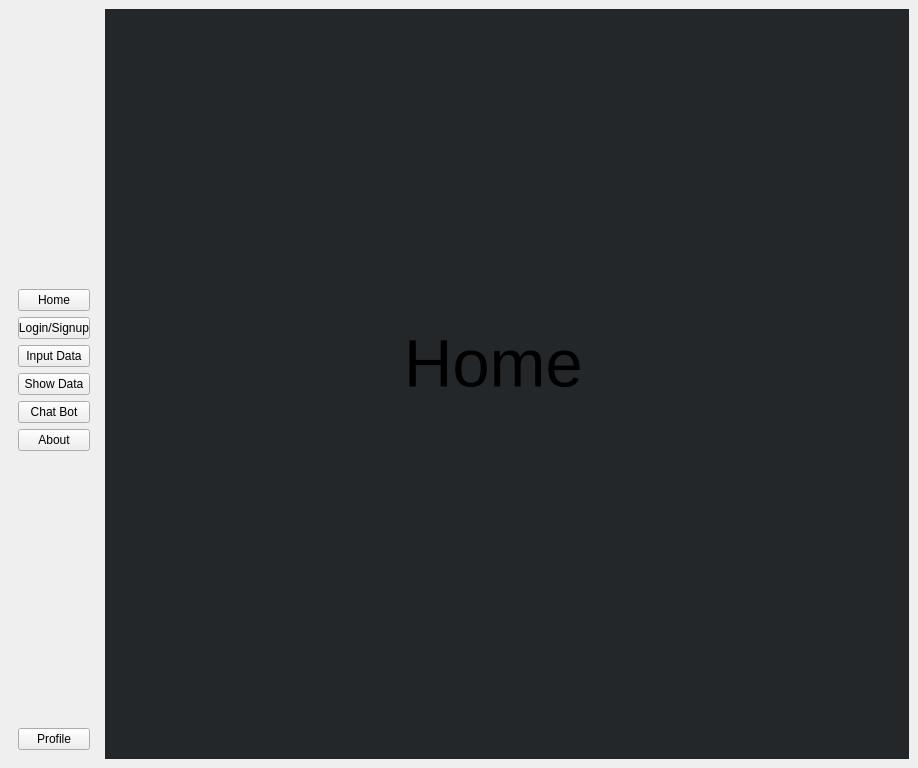
Old version of the form UI/Master.ui in the repository AtlasCJr/pfm.
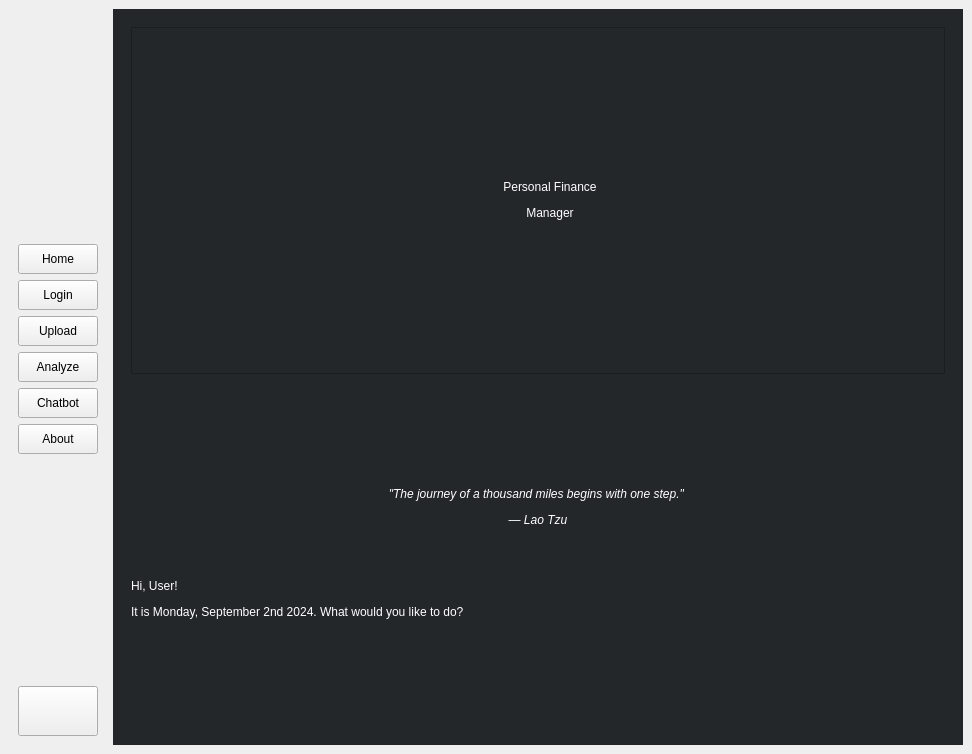
New version of the form. The open tabs and pages were chosen to show the change. Icons and pictures are not drawn.

Commit message: added button image and initial home

The edit to the form file:
```diff
--- a/UI/Master.ui
+++ b/UI/Master.ui
@@ -6,8 +6,8 @@
    <rect>
     <x>0</x>
     <y>0</y>
-    <width>918</width>
-    <height>768</height>
+    <width>972</width>
+    <height>754</height>
    </rect>
   </property>
   <property name="windowTitle">
@@ -34,24 +34,110 @@
           <number>4</number>
          </property>
          <widget class="QWidget" name="home">
-          <widget class="QLabel" name="label">
-           <property name="geometry">
-            <rect>
-             <x>290</x>
-             <y>250</y>
-             <width>401</width>
-             <height>191</height>
-            </rect>
-           </property>
-           <property name="font">
-            <font>
-             <pointsize>50</pointsize>
-            </font>
-           </property>
-           <property name="text">
-            <string>Home</string>
-           </property>
-          </widget>
+          <layout class="QVBoxLayout" name="verticalLayout_10">
+           <item>
+            <widget class="QFrame" name="frame_8">
+             <property name="frameShape">
+              <enum>QFrame::StyledPanel</enum>
+             </property>
+             <property name="frameShadow">
+              <enum>QFrame::Raised</enum>
+             </property>
+             <layout class="QHBoxLayout" name="horizontalLayout_8">
+              <item>
+               <spacer name="horizontalSpacer_8">
+                <property name="orientation">
+                 <enum>Qt::Horizontal</enum>
+                </property>
+                <property name="sizeHint" stdset="0">
+                 <size>
+                  <width>40</width>
+                  <height>20</height>
+                 </size>
+                </property>
+               </spacer>
+              </item>
+              <item>
+               <widget class="QLabel" name="label_10">
+                <property name="maximumSize">
+                 <size>
+                  <width>200</width>
+                  <height>200</height>
+                 </size>
+                </property>
+                <property name="text">
+                 <string/>
+                </property>
+                <property name="pixmap">
+                 <pixmap>../Assets/UWOGH.jpg</pixmap>
+                </property>
+                <property name="scaledContents">
+                 <bool>true</bool>
+                </property>
+                <property name="wordWrap">
+                 <bool>false</bool>
+                </property>
+               </widget>
+              </item>
+              <item>
+               <spacer name="horizontalSpacer_10">
+                <property name="orientation">
+                 <enum>Qt::Horizontal</enum>
+                </property>
+                <property name="sizeType">
+                 <enum>QSizePolicy::Fixed</enum>
+                </property>
+                <property name="sizeHint" stdset="0">
+                 <size>
+                  <width>10</width>
+                  <height>20</height>
+                 </size>
+                </property>
+               </spacer>
+              </item>
+              <item>
+               <widget class="QLabel" name="label">
+                <property name="styleSheet">
+                 <string notr="true">color: rgb(255, 255, 255);</string>
+                </property>
+                <property name="text">
+                 <string>&lt;html&gt;&lt;head/&gt;&lt;body&gt;&lt;p&gt;Personal Finance&lt;/p&gt;&lt;p&gt;Manager&lt;/p&gt;&lt;/body&gt;&lt;/html&gt;</string>
+                </property>
+                <property name="alignment">
+                 <set>Qt::AlignCenter</set>
+                </property>
+               </widget>
+              </item>
+              <item>
+               <spacer name="horizontalSpacer_9">
+                <property name="orientation">
+                 <enum>Qt::Horizontal</enum>
+                </property>
+                <property name="sizeHint" stdset="0">
+                 <size>
+                  <width>40</width>
+                  <height>20</height>
+                 </size>
+                </property>
+               </spacer>
+              </item>
+             </layout>
+            </widget>
+           </item>
+           <item>
+            <widget class="QLabel" name="label_9">
+             <property name="styleSheet">
+              <string notr="true">color: rgb(255, 255, 255);</string>
+             </property>
+             <property name="text">
+              <string>&lt;html&gt;&lt;head/&gt;&lt;body&gt;&lt;p align=&quot;center&quot;&gt;&lt;span style=&quot; font-style:italic;&quot;&gt;&amp;quot;The journey of a thousand miles begins with one step.&amp;quot; &lt;/span&gt;&lt;/p&gt;&lt;p align=&quot;center&quot;&gt;&lt;span style=&quot; font-style:italic;&quot;&gt;— Lao Tzu&lt;/span&gt;&lt;/p&gt;&lt;p align=&quot;center&quot;&gt;&lt;br/&gt;&lt;/p&gt;&lt;p&gt;Hi, User!&lt;/p&gt;&lt;p&gt;It is Monday, September 2nd 2024. What would you like to do?&lt;/p&gt;&lt;/body&gt;&lt;/html&gt;</string>
+             </property>
+             <property name="wordWrap">
+              <bool>true</bool>
+             </property>
+            </widget>
+           </item>
+          </layout>
          </widget>
          <widget class="QWidget" name="loginsignup">
           <layout class="QGridLayout" name="gridLayout_2">
@@ -1537,7 +1623,7 @@
      <widget class="QWidget" name="menuBar" native="true">
       <property name="maximumSize">
        <size>
-        <width>90</width>
+        <width>100</width>
         <height>16777215</height>
        </size>
       </property>
@@ -1557,6 +1643,12 @@
        </item>
        <item>
         <widget class="QPushButton" name="homeButton">
+         <property name="minimumSize">
+          <size>
+           <width>0</width>
+           <height>30</height>
+          </size>
+         </property>
          <property name="styleSheet">
           <string notr="true"/>
          </property>
@@ -1567,34 +1659,80 @@
        </item>
        <item>
         <widget class="QPushButton" name="loginButton">
+         <property name="minimumSize">
+          <size>
+           <width>0</width>
+           <height>30</height>
+          </size>
+         </property>
          <property name="text">
-          <string>Login/Signup</string>
+          <string>Login</string>
+         </property>
+         <property name="icon">
+          <iconset>
+           <normaloff>../Assets/login.png</normaloff>../Assets/login.png</iconset>
          </property>
         </widget>
        </item>
        <item>
         <widget class="QPushButton" name="inputdataButton">
+         <property name="minimumSize">
+          <size>
+           <width>0</width>
+           <height>30</height>
+          </size>
+         </property>
          <property name="text">
-          <string>Input Data</string>
+          <string>Upload</string>
+         </property>
+         <property name="icon">
+          <iconset>
+           <normaloff>../Assets/upload.png</normaloff>../Assets/upload.png</iconset>
          </property>
         </widget>
        </item>
        <item>
         <widget class="QPushButton" name="showdatabutton">
+         <property name="minimumSize">
+          <size>
+           <width>0</width>
+           <height>30</height>
+          </size>
+         </property>
          <property name="text">
-          <string>Show Data</string>
+          <string>Analyze</string>
+         </property>
+         <property name="icon">
+          <iconset>
+           <normaloff>../Assets/analyze.png</normaloff>../Assets/analyze.png</iconset>
          </property>
         </widget>
        </item>
        <item>
         <widget class="QPushButton" name="chatbotButton">
+         <property name="minimumSize">
+          <size>
+           <width>0</width>
+           <height>30</height>
+          </size>
+         </property>
          <property name="text">
-          <string>Chat Bot</string>
+          <string>Chatbot</string>
+         </property>
+         <property name="icon">
+          <iconset>
+           <normaloff>../Assets/chat.png</normaloff>../Assets/chat.png</iconset>
          </property>
         </widget>
        </item>
        <item>
         <widget class="QPushButton" name="aboutButton">
+         <property name="minimumSize">
+          <size>
+           <width>0</width>
+           <height>30</height>
+          </size>
+         </property>
          <property name="text">
           <string>About</string>
          </property>
@@ -1615,8 +1753,24 @@
        </item>
        <item>
         <widget class="QPushButton" name="profileButton">
+         <property name="sizePolicy">
+          <sizepolicy hsizetype="Minimum" vsizetype="Minimum">
+           <horstretch>0</horstretch>
+           <verstretch>0</verstretch>
+          </sizepolicy>
+         </property>
+         <property name="minimumSize">
+          <size>
+           <width>50</width>
+           <height>50</height>
+          </size>
+         </property>
          <property name="text">
-          <string>Profile</string>
+          <string/>
+         </property>
+         <property name="icon">
+          <iconset>
+           <normaloff>../Assets/user.png</normaloff>../Assets/user.png</iconset>
          </property>
         </widget>
        </item>
```
Left out of the diff: 18 changed lines with no effect on the pictures. The commit also changes 10 other files.
